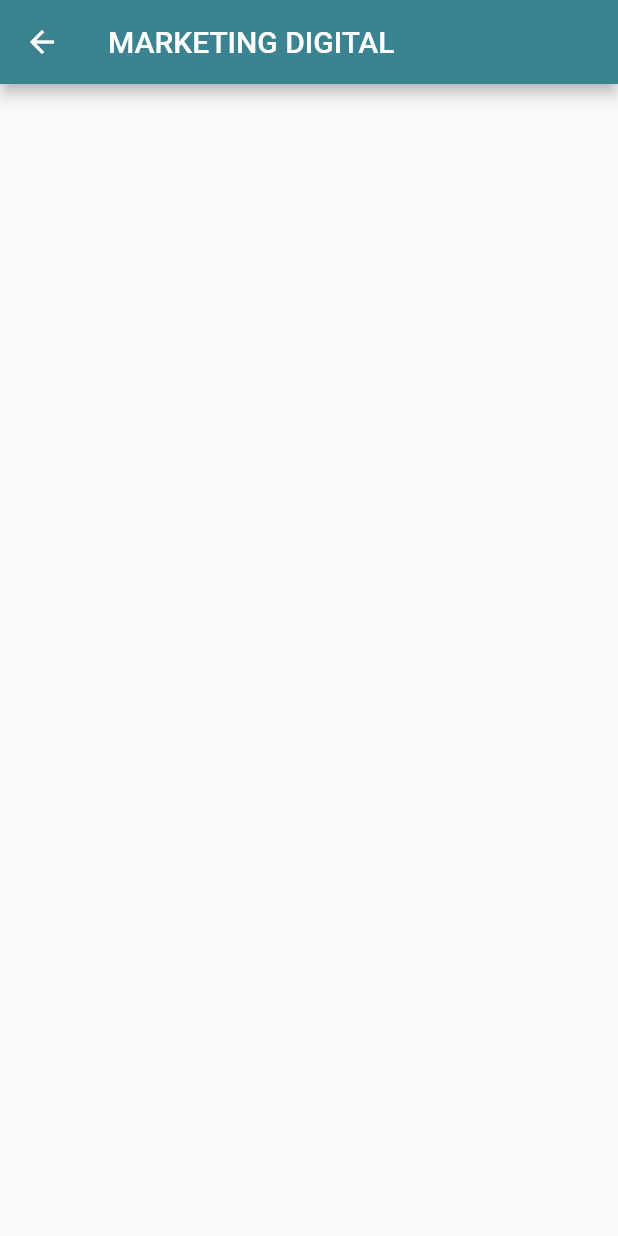
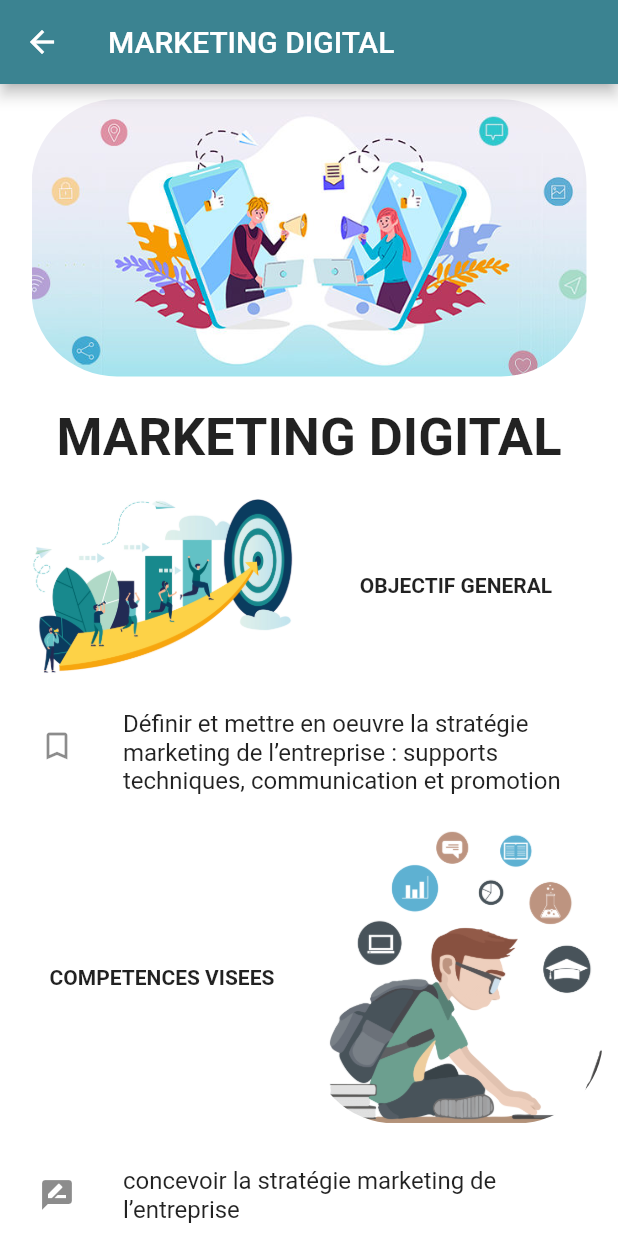
Before and after one commit to EdgarEmmanuel/FlUTTER_SPRING_BOOT, a Flutter app: the Marketing screen opened directly, on a phone screen of 412 x 824 dp. Run offline on Flutter 3.47's test engine with Material 2 defaults, Android fonts, the phone set to English and light mode, and no system bars; our stand-ins replace data_connection_checker, dio; missing offline and left inert: flutter_youtube.

Commit message:
finisjh page marketing digital

```diff
--- a/frontfluttertattagine/lib/pages/numerique/Marketing.dart
+++ b/frontfluttertattagine/lib/pages/numerique/Marketing.dart
@@ -5,11 +5,153 @@ class Marketing extends StatelessWidget{
   @override
   Widget build(BuildContext context) {
    return Scaffold(
+     backgroundColor: Colors.white,
      appBar: AppBar(
        title: Text(
          "MARKETING DIGITAL"
        ),
      ),
+     body: SingleChildScrollView(
+       child: Column(
+         children: <Widget>[
+           Column(
+             children: <Widget>[
+               Padding(
+                 padding: EdgeInsets.all(10.0),
+                 child:ClipRRect(
+                   borderRadius: BorderRadius.circular(57.0),
+                   child: Image.asset(
+                     "images/marketing.jpg",
+                     width: 370.0,
+                   ),
+                 ),
+               ),
+               Padding(
+                 padding: EdgeInsets.all(10.0),
+                 child: Text(
+                   "MARKETING DIGITAL",
+                   textAlign: TextAlign.center,
+                   style: TextStyle(
+                       fontWeight: FontWeight.bold,
+                       fontSize: 35.0
+                   ),
+                 ),
+               ),
+               Padding(
+                   padding: EdgeInsets.all(10.0),
+                   child: Row(
+                     children: <Widget>[
+                       Expanded(
+                         child: Image.asset(
+                           "images/goal.jpg",
+                           width: 10.0,
+                         ),
+                       ),
+                       Expanded(
+                         child: Text(
+                           "OBJECTIF GENERAL",
+                           style: TextStyle(
+                               fontWeight: FontWeight.bold
+                           ),
+                           textAlign: TextAlign.center,
+                         ),
+                       )
+                     ],
+                   )
+               ),
+               Padding(
+                 padding: EdgeInsets.all(10.0),
+                 child: Column(
+                   children: [
+                     ListTile(
+                       leading: Icon(Icons.bookmark_border),
+                       title: Text(
+                           "Définir et mettre en oeuvre la stratégie marketing "
+                               "de l’entreprise : supports techniques, communication et promotion"
+                       ),
+                     ),
+                   ],
+                 ),
+               ),
+               Padding(
+                   padding: EdgeInsets.all(10.0),
+                   child: Row(
+                     children: <Widget>[
+                       Expanded(
+                         child: Text(
+                           "COMPETENCES VISEES",
+                           style: TextStyle(
+                               fontWeight: FontWeight.bold
+                           ),
+                           textAlign: TextAlign.center,
+                         ),
+                       ),
+                       Expanded(
+                         child: ClipRRect(
+                           borderRadius: BorderRadius.circular(57.0),
+                           child: Image.asset(
+                             "images/compt2.png",
+                             width: 10.0,
+                           ),
+                         ),
+                       ),
+                     ],
+                   )
+               ),
+               Padding(
+                 padding: EdgeInsets.all(10.0),
+                 child: Column(
+                   children: [
+                     ListTile(
+                       leading: Icon(Icons.rate_review),
+                       title: Text(
+                           "concevoir la stratégie marketing de l’entreprise"
+                       ),
+                     ),
+                     ListTile(
+                       leading: Icon(Icons.rate_review),
+                       title: Text(
+                           "optimiser le ciblage"
+                       ),
+                     ),
+                     ListTile(
+                       leading: Icon(Icons.rate_review),
+                       title: Text(
+                           "définir une stratégie de marketing digital "
+                       ),
+                     ),
+                     ListTile(
+                       leading: Icon(Icons.rate_review),
+                       title: Text(
+                           "évaluer l’impact"
+                       ),
+                     ),
+                     ListTile(
+                       leading: Icon(Icons.rate_review),
+                       title: Text(
+                           "Réaliser des opérations de marketing d’un site internet"
+                       ),
+                     ),
+                     ListTile(
+                       leading: Icon(Icons.rate_review),
+                       title: Text(
+                           "conception des supports de communication visuelle"
+                       ),
+                     ),
+                     ListTile(
+                       leading: Icon(Icons.rate_review),
+                       title: Text(
+                           "améliorer le positionnement d’un site web auprès des moteurs de recherche"
+                       ),
+                     ),
+                   ],
+                 ),
+               ),
+             ],
+           ),
+         ],
+       ),
+     ),
    );
   }
 }
--- a/frontfluttertattagine/pubspec.yaml
+++ b/frontfluttertattagine/pubspec.yaml
@@ -75,6 +75,8 @@ flutter:
     - images/goal.jpg
     - images/comptence.jpg
     - images/communication.png
+    - images/marketing.jpg
+    - images/compt2.png
   #   - images/a_dot_ham.jpeg
 
   # An image asset can refer to one or more resolution-specific "variants", see
```
Also changed, not shown: frontfluttertattagine/images/compt2.png (added), frontfluttertattagine/images/marketing.jpg (added).
